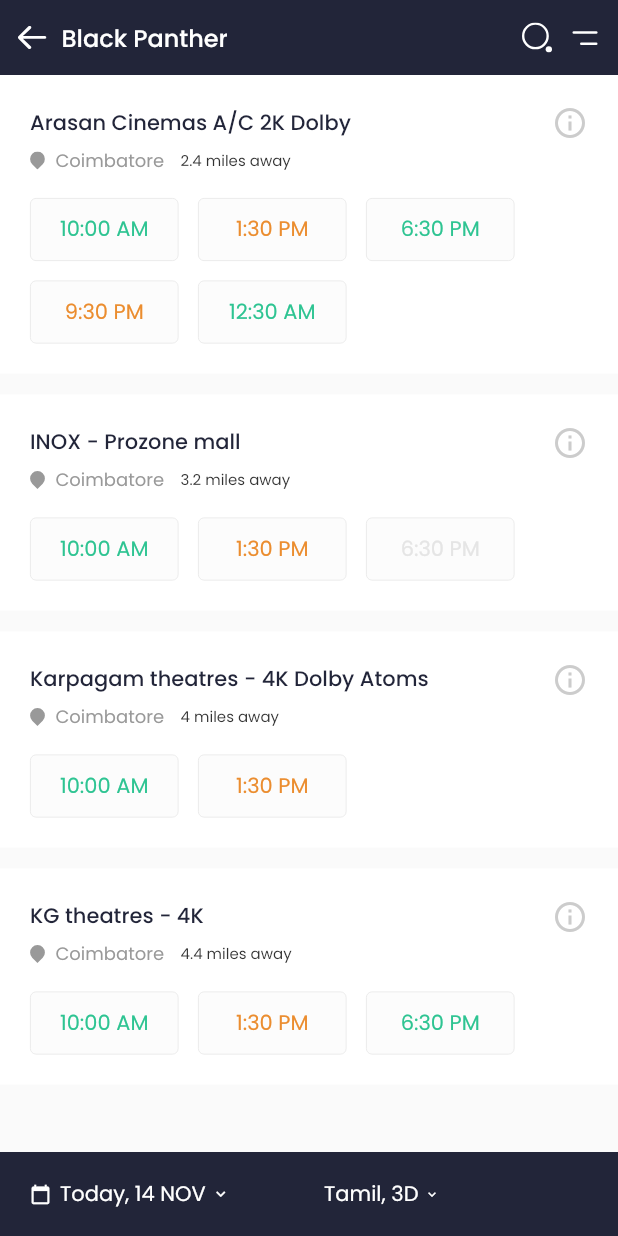
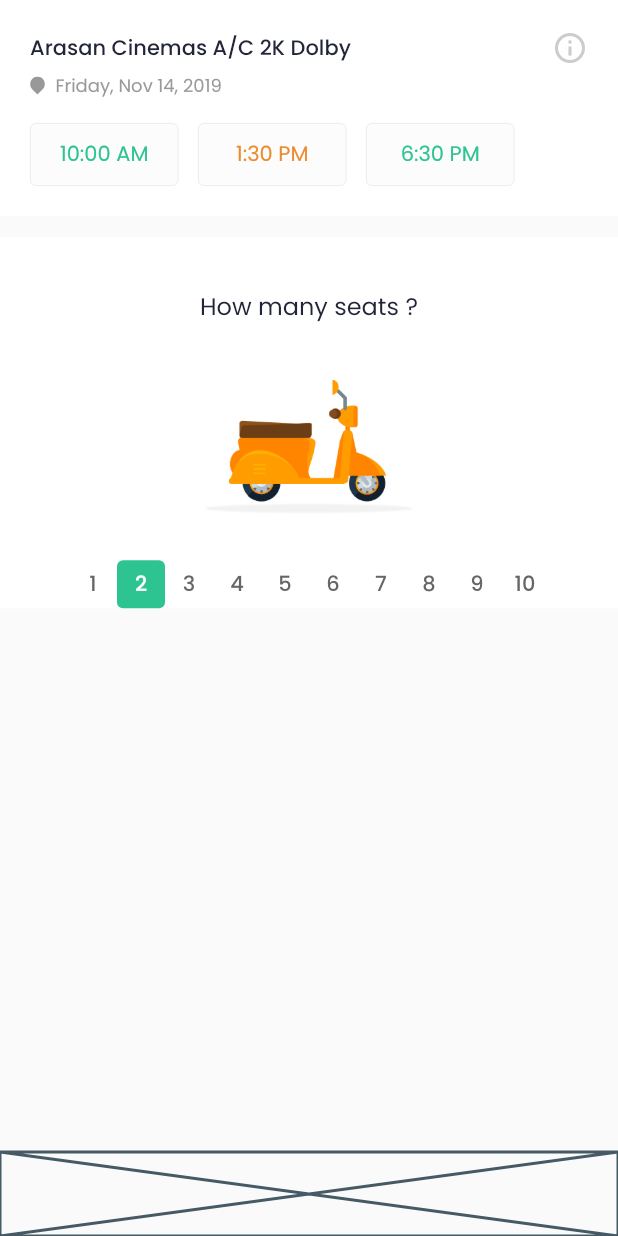
Before and after one commit to tranphunguyen98/movie_tickets, a Flutter app: the screen it shows after launch, on a phone screen of 412 x 824 dp. Run offline on Flutter 3.47's test engine with Material 2 defaults, Android fonts, the phone set to English and light mode, and no system bars; our stand-ins replace dotted_border, flutter_svg, google_maps_flutter.

Commit message:
feat (BookSeatType): basically add cine time slot, add WidgetNumberSeatPicker in widget_how_many_seats

```diff
--- a/lib/main.dart
+++ b/lib/main.dart
@@ -26,7 +26,7 @@ class MyApp extends StatelessWidget {
         fontFamily: 'Poppins',
       ),
       onGenerateRoute: Router.generateRoute,
-      initialRoute: Router.BOOK_TIME_SLOT,
+      initialRoute: Router.BOOK_SEAT_TYPE,
     );
   }
 }
--- a/lib/presentation/router.dart
+++ b/lib/presentation/router.dart
@@ -1,5 +1,6 @@
 import 'package:find_seat/presentation/screen/all_shows/barrel_all_shows.dart';
 import 'package:find_seat/presentation/screen/booking/barrel_booking.dart';
+import 'package:find_seat/presentation/screen/booking/book_seat_type/barrel_book_seat_type.dart';
 import 'package:find_seat/presentation/screen/login/sc_login.dart';
 import 'package:find_seat/presentation/screen/show_info/barrel_show_info.dart';
 import 'package:flutter/material.dart';
@@ -31,6 +32,8 @@ class Router {
         return MaterialPageRoute(builder: (_) => ShowInfoScreen());
       case BOOK_TIME_SLOT:
         return MaterialPageRoute(builder: (_) => BookTimeSlotScreen());
+      case BOOK_SEAT_TYPE:
+        return MaterialPageRoute(builder: (_) => BookSeatTypeScreen());
       default:
         return MaterialPageRoute(
             builder: (_) => Scaffold(
--- /dev/null
+++ b/lib/presentation/screen/booking/book_seat_type/barrel_book_seat_type.dart
@@ -0,0 +1,2 @@
+export 'sc_book_seat_type.dart';
+export 'widget_how_many_seats.dart';
--- /dev/null
+++ b/lib/presentation/screen/booking/book_seat_type/sc_book_seat_type.dart
@@ -0,0 +1,63 @@
+import 'package:find_seat/presentation/common_widgets/barrel_common_widgets.dart';
+import 'package:find_seat/presentation/screen/booking/barrel_booking.dart';
+import 'package:find_seat/presentation/screen/booking/book_seat_type/barrel_book_seat_type.dart';
+import 'package:find_seat/utils/my_const/my_const.dart';
+import 'package:flutter/material.dart';
+
+class BookSeatTypeScreen extends StatefulWidget {
+  @override
+  _BookSeatTypeScreenState createState() => _BookSeatTypeScreenState();
+}
+
+class _BookSeatTypeScreenState extends State<BookSeatTypeScreen> {
+  ItemCineTimeSlot _itemCineTimeSlot;
+
+  @override
+  void initState() {
+    _itemCineTimeSlot = ItemCineTimeSlot(
+        'Arasan Cinemas A/C 2K Dolby', 'Friday, Nov 14, 2019', '', [
+      ItemTimeSlot('10:00 AM', 10, true),
+      ItemTimeSlot('1:30 PM', 13, true),
+      ItemTimeSlot('6:30 PM', 6, true),
+    ]);
+
+    super.initState();
+  }
+
+  @override
+  Widget build(BuildContext context) {
+    return SafeArea(
+      child: Scaffold(
+        body: Container(
+          child: Stack(
+            fit: StackFit.expand,
+            children: <Widget>[
+              SingleChildScrollView(
+                child: Column(
+                  mainAxisSize: MainAxisSize.min,
+                  children: <Widget>[
+                    WidgetCineTimeSlot(_itemCineTimeSlot),
+                    WidgetSpacer(height: 14),
+                    WidgetHowManySeats(),
+                  ],
+                ),
+              ),
+              _buildBtnSelectSeat(),
+            ],
+          ),
+        ),
+      ),
+    );
+  }
+
+  _buildBtnSelectSeat() {
+    return Positioned(
+      left: 0,
+      right: 0,
+      bottom: 0,
+      child: Placeholder(
+        fallbackHeight: 56,
+      ),
+    );
+  }
+}
--- /dev/null
+++ b/lib/presentation/screen/booking/book_seat_type/widget_how_many_seats.dart
@@ -0,0 +1,81 @@
+import 'package:find_seat/presentation/common_widgets/barrel_common_widgets.dart';
+import 'package:find_seat/utils/my_const/my_const.dart';
+import 'package:flutter/material.dart';
+
+class WidgetHowManySeats extends StatefulWidget {
+  @override
+  _WidgetHowManySeatsState createState() => _WidgetHowManySeatsState();
+}
+
+class _WidgetHowManySeatsState extends State<WidgetHowManySeats> {
+  @override
+  Widget build(BuildContext context) {
+    return Container(
+      width: double.infinity,
+      color: COLOR_CONST.WHITE,
+      child: Column(
+        mainAxisSize: MainAxisSize.min,
+        children: <Widget>[
+          WidgetSpacer(height: 34),
+          Text('How many seats ?', style: FONT_CONST.REGULAR_BLUE_16),
+          WidgetSpacer(height: 37),
+          Image.asset('images/motor_bike.png', height: 90.57),
+          WidgetSpacer(height: 30),
+          _WidgetNumberSeatPicker(),
+        ],
+      ),
+    );
+  }
+}
+
+class _WidgetNumberSeatPicker extends StatefulWidget {
+  @override
+  __WidgetNumberSeatPickerState createState() =>
+      __WidgetNumberSeatPickerState();
+}
+
+class __WidgetNumberSeatPickerState extends State<_WidgetNumberSeatPicker> {
+  List<int> seats = List<int>.generate(10, (index) => index + 1);
+
+  int _selectedIndex = 1;
+
+  @override
+  Widget build(BuildContext context) {
+    return Container(
+      height: 32,
+      child: ListView.builder(
+        physics: BouncingScrollPhysics(),
+        scrollDirection: Axis.horizontal,
+        shrinkWrap: true,
+        itemBuilder: (context, index) {
+          var isSelected = _selectedIndex == index;
+          var boxColor = isSelected ? COLOR_CONST.GREEN : Colors.transparent;
+          var textColor = isSelected ? COLOR_CONST.WHITE : COLOR_CONST.GRAY4;
+
+          return GestureDetector(
+            onTap: () {
+              setState(() {
+                _selectedIndex = index;
+              });
+            },
+            child: Container(
+              width: 32,
+              height: 32,
+              decoration: BoxDecoration(
+                color: boxColor,
+                borderRadius: BorderRadius.circular(4),
+              ),
+              child: Center(
+                child: Text(
+                  seats[index].toString(),
+                  style: FONT_CONST.MEDIUM_WHITE_14.copyWith(color: textColor),
+                ),
+              ),
+            ),
+          );
+        },
+        itemCount: seats.length,
+      ),
+    );
+  }
+}
--- /dev/null
+++ b/lib/presentation/screen/booking/book_seat_type/widget_seat_type.dart
@@ -0,0 +1,15 @@
+import 'package:flutter/material.dart';
+
+class WidgetSeatType extends StatefulWidget {
+  @override
+  _WidgetSeatTypeState createState() => _WidgetSeatTypeState();
+}
+
+class _WidgetSeatTypeState extends State<WidgetSeatType> {
+  @override
+  Widget build(BuildContext context) {
+    return Placeholder(
+      fallbackHeight: 650,
+    );
+  }
+}
--- a/lib/utils/my_const/FONT_CONST.dart
+++ b/lib/utils/my_const/FONT_CONST.dart
@@ -59,6 +59,7 @@ class FONT_CONST {
 
   static final REGULAR_BLUE = REGULAR.copyWith(color: COLOR_CONST.BLUE);
   static final REGULAR_BLUE_14 = REGULAR_BLUE.copyWith(fontSize: 14);
+  static final REGULAR_BLUE_16 = REGULAR_BLUE.copyWith(fontSize: 16);
 
   //MEDIUM
   static final MEDIUM_WHITE = MEDIUM.copyWith(color: COLOR_CONST.WHITE);
```
Also changed, not shown: images/motor_bike.png (added).
